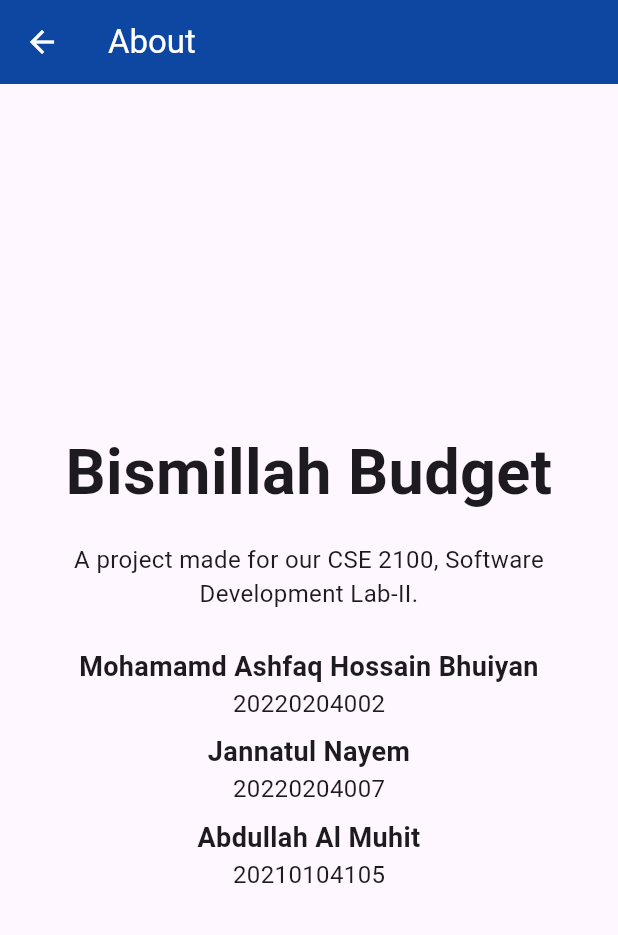
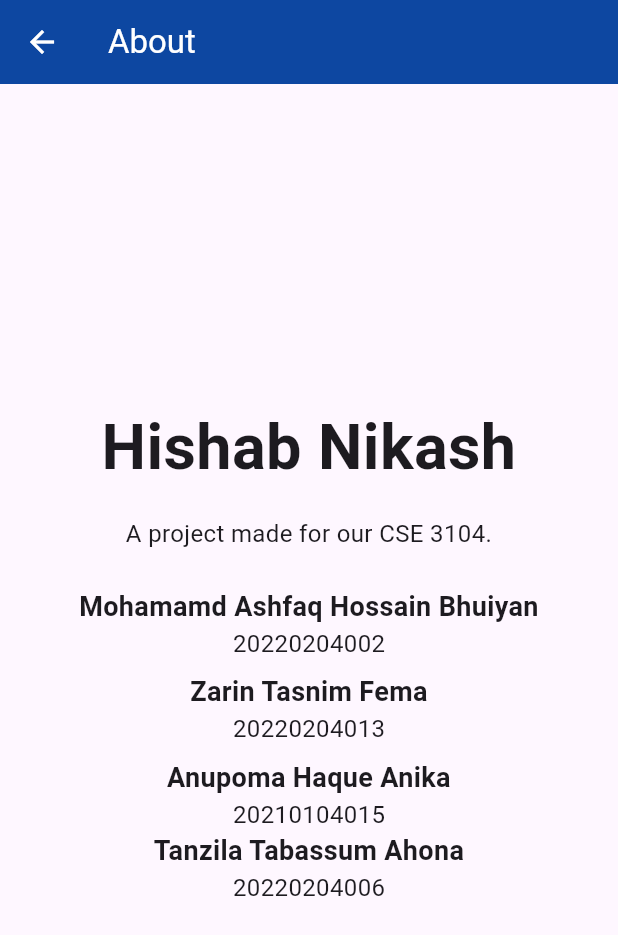
Before and after one commit to SD-Lab-Projects/BismillahBudget, a Flutter app: the SettingsPage screen opened directly, after a tap on "About", on a phone screen of 412 x 824 dp. Shown: the top 935 px of the screen. Run offline on Flutter 3.47's test engine with Material 3 defaults, Android fonts, the phone set to English and light mode, and no system bars; our stand-ins replace font_awesome_flutter, get, shared_preferences, sqflite; accounts and stored records are empty; project files that could hold a hidden picture were left out.

Commit message:
Added logout button

```diff
--- a/lib/screens/about.dart
+++ b/lib/screens/about.dart
@@ -23,7 +23,7 @@ class AboutPage extends StatelessWidget {
             crossAxisAlignment: CrossAxisAlignment.center,
             children: [
               Text(
-                'Bismillah Budget',
+                'Hishab Nikash',
                 style: TextStyle(
                   fontSize: 42,
                   fontWeight: FontWeight.bold,
@@ -34,7 +34,7 @@ class AboutPage extends StatelessWidget {
               Padding(
                 padding: const EdgeInsets.symmetric(horizontal: 16.0),
                 child: Text(
-                  'A project made for our CSE 2100, Software Development Lab-II.',
+                  'A project made for our CSE 3104.',
                   style: TextStyle(fontSize: 16),
                   textAlign: TextAlign.center,
                 ),
@@ -57,7 +57,7 @@ class AboutPage extends StatelessWidget {
               SizedBox(height: 8),
 
               Text(
-                'Jannatul Nayem',
+                'Zarin Tasnim Fema',
                 style: TextStyle(
                   fontSize: 18,
                   fontWeight: FontWeight.bold,
@@ -65,13 +65,13 @@ class AboutPage extends StatelessWidget {
                 textAlign: TextAlign.center,
               ),
               Text(
-                '20220204007',
+                '20220204013',
                 style: TextStyle(fontSize: 16),
               ),
               SizedBox(height: 8),
 
               Text(
-                'Abdullah Al Muhit',
+                'Anupoma Haque Anika',
                 style: TextStyle(
                   fontSize: 18,
                   fontWeight: FontWeight.bold,
@@ -79,9 +79,22 @@ class AboutPage extends StatelessWidget {
                 textAlign: TextAlign.center,
               ),
               Text(
-                '20210104105',
+                '20210104015',
                 style: TextStyle(fontSize: 16),
               ),
+              Text(
+                'Tanzila Tabassum Ahona',
+                style: TextStyle(
+                  fontSize: 18,
+                  fontWeight: FontWeight.bold,
+                ),
+                textAlign: TextAlign.center,
+              ),
+              Text(
+                '20220204006',
+                style: TextStyle(fontSize: 16),
+              ),
+              SizedBox(height: 8),
             ],
           ),
         ),
--- a/lib/screens/settingpage.dart
+++ b/lib/screens/settingpage.dart
@@ -1,6 +1,7 @@
-
 import 'package:bismillahbudget/screens/About.dart';
 import 'package:bismillahbudget/screens/helpsupportPage.dart';
+import 'package:bismillahbudget/Services/auth_serices.dart';
+import 'package:bismillahbudget/screens/login_page.dart';
 import 'package:flutter/material.dart';
 
 class SettingsPage extends StatefulWidget {
@@ -11,16 +12,16 @@ class SettingsPage extends StatefulWidget {
 }
 
 class _SettingsPageState extends State<SettingsPage> {
-  bool _notificationsEnabled = true;
-  bool _darkModeEnabled = false;
+  final authService = AuthServices();
 
   @override
   Widget build(BuildContext context) {
     return Scaffold(
       appBar: AppBar(
-        title: Text("Settings",
-          style: TextStyle(
-              color: Colors.white),),
+        title: const Text(
+          "Settings",
+          style: TextStyle(color: Colors.white),
+        ),
         backgroundColor: Colors.blue.shade900,
       ),
       body: Padding(
@@ -28,77 +29,50 @@ class _SettingsPageState extends State<SettingsPage> {
         child: Column(
           crossAxisAlignment: CrossAxisAlignment.center,
           children: [
-            // Notification setting
-            /*ListTile(
-              leading: Icon(Icons.notifications),
-              title: Text(
-                "Notifications",
-                style: TextStyle(fontSize: 18),
-              ),
-              trailing: Switch(
-                value: _notificationsEnabled,
-                onChanged: (bool value) {
-                  setState(() {
-                    _notificationsEnabled = value;
-                  });
-                },
-              ),
-            ),*/
-            /*Divider(),
-
-            // Appearance setting
             ListTile(
-              leading: Icon(Icons.color_lens),
-              title: Text(
-                "Appearance",
-                style: TextStyle(fontSize: 18),
-              ),
-              trailing: Switch(
-                value: _darkModeEnabled,
-                onChanged: (bool value) {
-                  setState(() {
-                    _darkModeEnabled = value;
-                  });
-                },
-              ),
-            ),
-            Divider(),*/
-
-            ListTile(
-              leading: Icon(Icons.help),
-              title: Text(
-                "Help & Support",
-                style: TextStyle(fontSize: 18),
-              ),
-              trailing: Icon(Icons.arrow_forward_ios),
+              leading: const Icon(Icons.help),
+              title: const Text("Help & Support", style: TextStyle(fontSize: 18)),
+              trailing: const Icon(Icons.arrow_forward_ios),
               onTap: () {
                 Navigator.push(
                   context,
-                  MaterialPageRoute(
-                    builder: (context) => HelpAndSupportPage(),
-                  ),
+                  MaterialPageRoute(builder: (context) => const HelpAndSupportPage()),
                 );
               },
             ),
-            Divider(),
+            const Divider(),
 
             ListTile(
-              leading: Icon(Icons.info),
-              title: Text(
-                "About",
-                style: TextStyle(fontSize: 18),
-              ),
-              trailing: Icon(Icons.arrow_forward_ios),
+              leading: const Icon(Icons.info),
+              title: const Text("About", style: TextStyle(fontSize: 18)),
+              trailing: const Icon(Icons.arrow_forward_ios),
               onTap: () {
                 Navigator.push(
                   context,
-                  MaterialPageRoute(
-                    builder: (context) => AboutPage(),
-                  ),
+                  MaterialPageRoute(builder: (context) => const AboutPage()),
                 );
               },
             ),
-            Divider(),
+            const Divider(),
+
+            const Spacer(),
+
+
+            ListTile(
+              leading: const Icon(Icons.logout, color: Colors.red),
+              title: const Text(
+                "Logout",
+                style: TextStyle(fontSize: 18, color: Colors.red),
+              ),
+              onTap: () async {
+                await authService.logout(context);
+                Navigator.pushAndRemoveUntil(
+                  context,
+                  MaterialPageRoute(builder: (context) => LoginViewPage()),
+                      (route) => false,
+                );
+              },
+            ),
           ],
         ),
       ),
```
